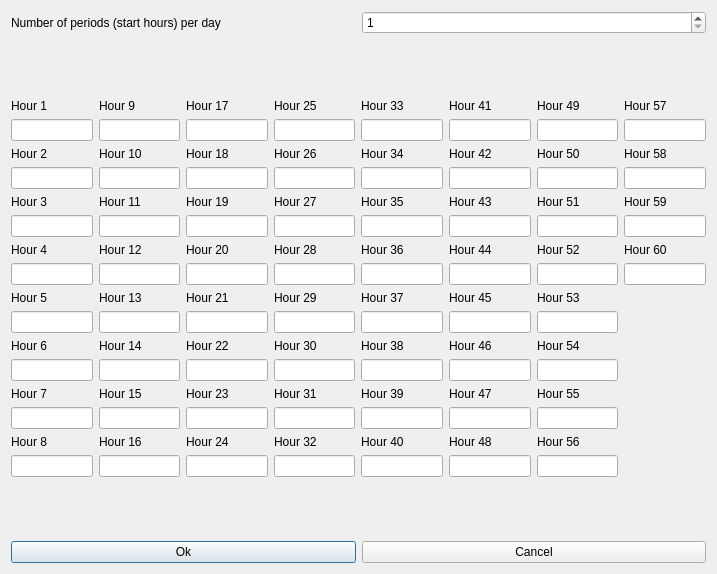
This is src/interface/hoursform_template.ui in janLo/FET as Qt 5 draws it before an edit. The edited form follows.
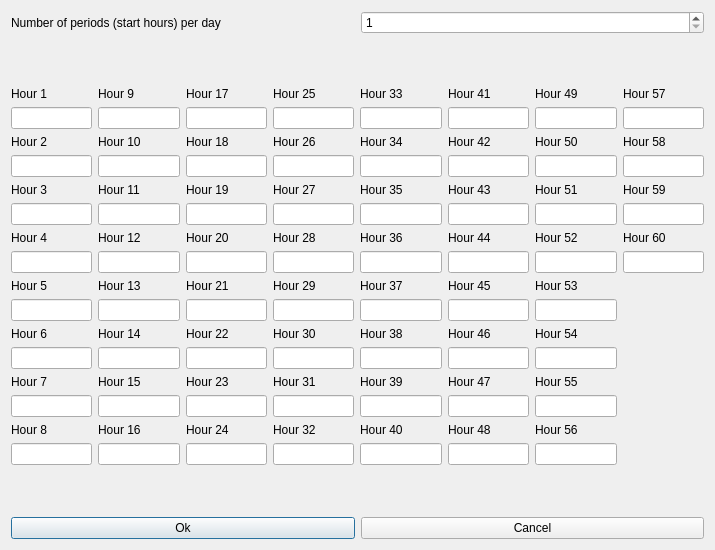
This is the edited form.

Patch:
```diff
--- a/src/interface/hoursform_template.ui
+++ b/src/interface/hoursform_template.ui
@@ -6,8 +6,8 @@
    <rect>
     <x>0</x>
     <y>0</y>
-    <width>717</width>
-    <height>574</height>
+    <width>715</width>
+    <height>550</height>
    </rect>
   </property>
   <property name="windowTitle">
```
